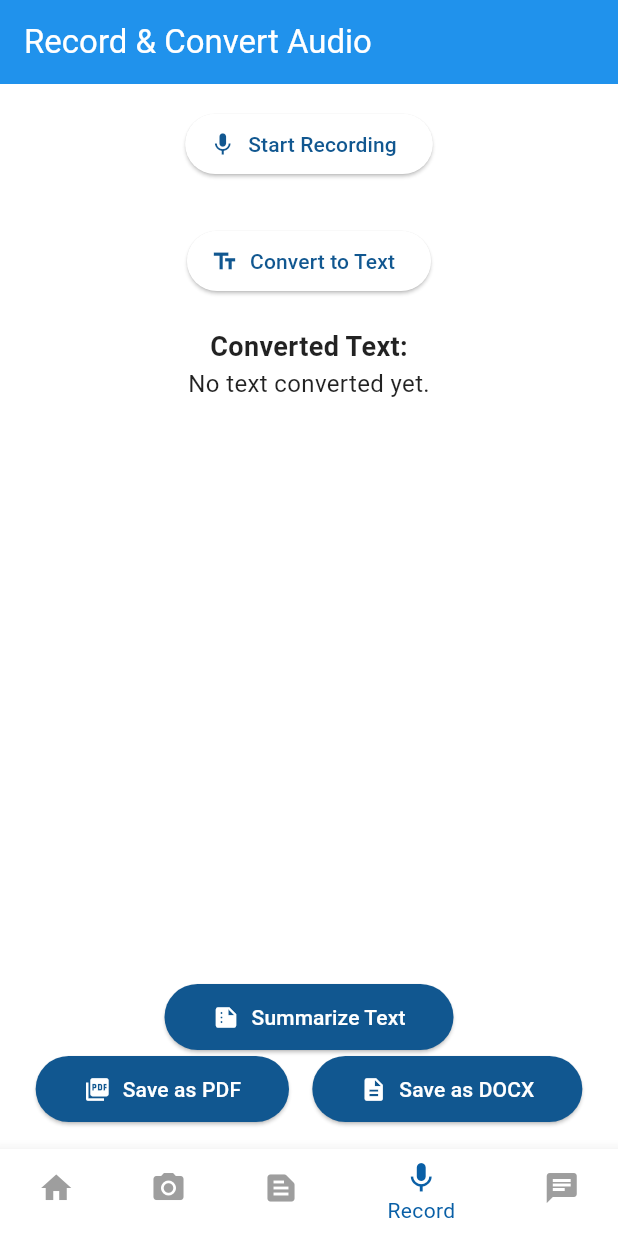
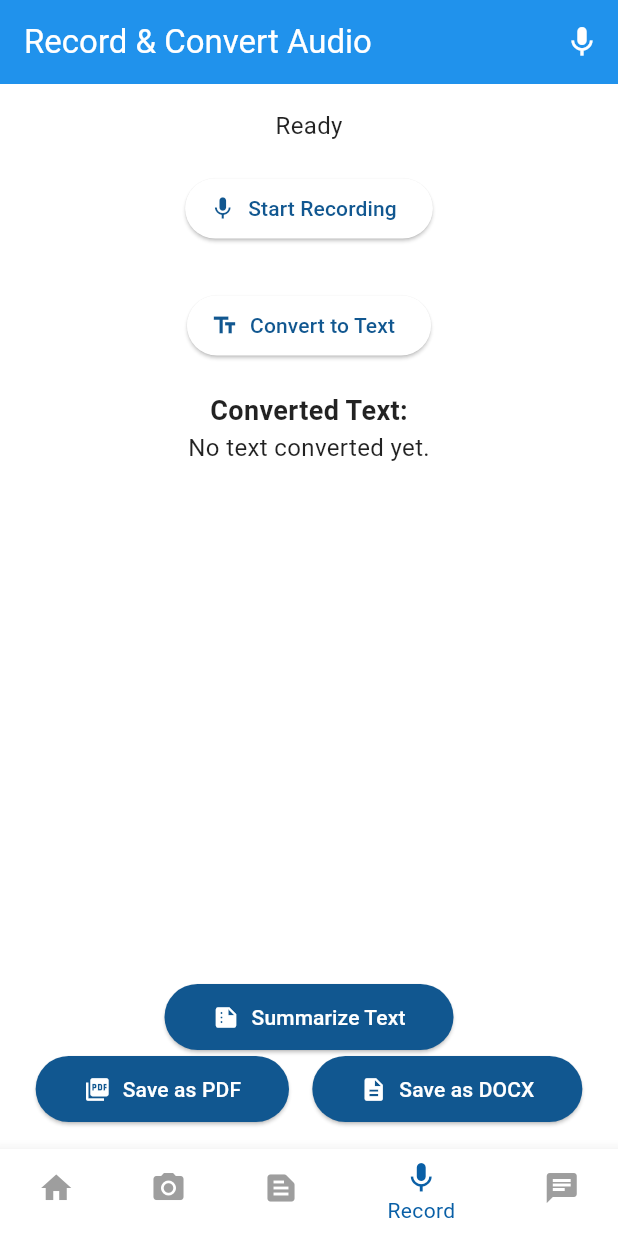
Before and after one commit to Mach-web/HandwrittenNotesToAudio_flutterApp, a Flutter app: the screen it shows after launch, item 4 of the bottom bar chosen, on a phone screen of 412 x 824 dp. Run offline on Flutter 3.47's test engine with Material 3 defaults, Android fonts, the phone set to English and light mode, and no system bars; our stand-ins replace audioplayers, file_picker, flutter_widget_from_html_core, get, image_picker, lottie and 1 more; missing offline and left inert: docx_template, flutter_sound, syncfusion_flutter_pdf.

Commit message:
Record screen

```diff
--- a/lib/views/record.dart
+++ b/lib/views/record.dart
@@ -19,6 +19,9 @@ class _AudioRecordingPageState extends State<AudioRecordingPage> {
   String? _audioPath;
   stt.SpeechToText _speechToText = stt.SpeechToText();
   String _convertedText = "";
+  Duration _recordingDuration = Duration.zero;
+  Duration _playingPosition = Duration.zero;
+  Duration _playingTotalDuration = Duration.zero;
 
   @override
   void initState() {
@@ -30,12 +33,28 @@ class _AudioRecordingPageState extends State<AudioRecordingPage> {
 
   Future<void> _initRecorder() async {
     await _recorder!.openRecorder();
-    // await _recorder!.openAudioSession();
     await _player!.openPlayer();
-    // await _player!.openAudioSession();
+
+    _recorder!.onProgress!.listen((e) {
+      if (_isRecording) {
+        setState(() {
+          _recordingDuration = e.duration;
+        });
+      }
+    });
+
+    _player!.onProgress!.listen((e) {
+      if (_isPlaying) {
+        setState(() {
+          _playingPosition = e.position;
+          _playingTotalDuration = e.duration;
+        });
+      }
+    });
   }
 
   Future<void> _startRecording() async {
+    if (_isPlaying) await _stopAudio(); // Stop playback before recording
     Directory tempDir = await getApplicationDocumentsDirectory();
     _audioPath = '${tempDir.path}/recorded_audio.aac';
     await _recorder!.startRecorder(toFile: _audioPath);
@@ -44,20 +63,33 @@ class _AudioRecordingPageState extends State<AudioRecordingPage> {
 
   Future<void> _stopRecording() async {
     await _recorder!.stopRecorder();
-    setState(() => _isRecording = false);
+    setState(() {
+      _isRecording = false;
+      _recordingDuration = Duration.zero;
+    });
   }
 
   Future<void> _playAudio() async {
     if (_audioPath == null) return;
-    await _player!.startPlayer(fromURI: _audioPath, whenFinished: () {
-      setState(() => _isPlaying = false);
+    if (_isRecording) await _stopRecording(); // Stop recording before playback
+    await _player!.startPlayer(
+      fromURI: _audioPath,
+      whenFinished: () {
+        setState(() {
+          _isPlaying = false;
+          _playingPosition = Duration.zero;
         });
+      },
+    );
     setState(() => _isPlaying = true);
   }
 
   Future<void> _stopAudio() async {
     await _player!.stopPlayer();
-    setState(() => _isPlaying = false);
+    setState(() {
+      _isPlaying = false;
+      _playingPosition = Duration.zero;
+    });
   }
 
   Future<void> _convertSpeechToText() async {
@@ -75,25 +107,31 @@ class _AudioRecordingPageState extends State<AudioRecordingPage> {
 
   Future<void> _downloadAsPDF() async {
     PdfDocument document = PdfDocument();
-    document.pages.add().graphics.drawString(_convertedText, PdfStandardFont(PdfFontFamily.helvetica, 12));
+    document.pages.add().graphics.drawString(
+      _convertedText,
+      PdfStandardFont(PdfFontFamily.helvetica, 12),
+    );
     List<int> bytes = document.saveSync();
     document.dispose();
     Directory tempDir = await getApplicationDocumentsDirectory();
     File pdfFile = File('${tempDir.path}/notes.pdf');
     await pdfFile.writeAsBytes(bytes);
-    ScaffoldMessenger.of(context).showSnackBar(SnackBar(content: Text('PDF saved to ${pdfFile.path}')));
+    ScaffoldMessenger.of(
+      context,
+    ).showSnackBar(SnackBar(content: Text('PDF saved to ${pdfFile.path}')));
   }
 
   Future<void> _downloadAsDOCX() async {
     final f = File("template.docx");
     final docx = await DocxTemplate.fromBytes(await f.readAsBytes());
-
     Content content = Content();
     content.add(TextContent("body", _convertedText));
     Directory tempDir = await getApplicationDocumentsDirectory();
     File file = File('${tempDir.path}/notes.docx');
     await file.writeAsBytes(await docx.generate(content) ?? []);
-    ScaffoldMessenger.of(context).showSnackBar(SnackBar(content: Text('DOCX saved to ${file.path}')));
+    ScaffoldMessenger.of(
+      context,
+    ).showSnackBar(SnackBar(content: Text('DOCX saved to ${file.path}')));
   }
 
   void _summarizeText() {
@@ -105,23 +143,55 @@ class _AudioRecordingPageState extends State<AudioRecordingPage> {
     });
   }
 
+  String _formatDuration(Duration d) {
+    String twoDigits(int n) => n.toString().padLeft(2, '0');
+    final minutes = twoDigits(d.inMinutes.remainder(60));
+    final seconds = twoDigits(d.inSeconds.remainder(60));
+    return '$minutes:$seconds';
+  }
+
   @override
   void dispose() {
     _recorder!.closeRecorder();
-    // _recorder!.closeAudioSession();
     _player!.closePlayer();
-    // _player!.closeAudioSession();
     super.dispose();
   }
 
   @override
   Widget build(BuildContext context) {
     return Scaffold(
-      appBar: AppBar(title: Text('Record & Convert Audio')),
+      appBar: AppBar(
+        title: Text('Record & Convert Audio'),
+        actions: [
+          IconButton(
+            icon: Icon(Icons.mic),
+            color:
+                _isRecording
+                    ? Colors.red
+                    : null, // Red when recording, default otherwise
+            onPressed: () {
+              if (_isRecording) {
+                _stopRecording();
+              } else {
+                _startRecording();
+              }
+            },
+          ),
+        ],
+      ),
       body: Padding(
         padding: const EdgeInsets.all(16.0),
         child: Column(
           children: [
+            Text(
+              _isRecording
+                  ? 'Recording: ${_formatDuration(_recordingDuration)}'
+                  : _isPlaying
+                  ? 'Playing: ${_formatDuration(_playingPosition)} / ${_formatDuration(_playingTotalDuration)}'
+                  : 'Ready',
+              style: TextStyle(fontSize: 16),
+            ),
+            const SizedBox(height: 20),
             ElevatedButton.icon(
               icon: Icon(_isRecording ? Icons.stop : Icons.mic),
               label: Text(_isRecording ? 'Stop Recording' : 'Start Recording'),
@@ -129,10 +199,21 @@ class _AudioRecordingPageState extends State<AudioRecordingPage> {
             ),
             const SizedBox(height: 10),
             if (_audioPath != null)
+              Row(
+                mainAxisAlignment: MainAxisAlignment.center,
+                children: [
                   ElevatedButton.icon(
                     icon: Icon(_isPlaying ? Icons.stop : Icons.play_arrow),
                     label: Text(_isPlaying ? 'Stop Playback' : 'Play Audio'),
                     onPressed: _isPlaying ? _stopAudio : _playAudio,
+                  ),
+                  const SizedBox(width: 10),
+                  IconButton(
+                    icon: Icon(Icons.download),
+                    onPressed: _downloadAsPDF, // Changed from share to download
+                    tooltip: 'Download PDF',
+                  ),
+                ],
               ),
             const SizedBox(height: 20),
             ElevatedButton.icon(
@@ -148,19 +229,24 @@ class _AudioRecordingPageState extends State<AudioRecordingPage> {
             Expanded(
               child: SingleChildScrollView(
                 child: Text(
-                  _convertedText.isNotEmpty ? _convertedText : 'No text converted yet.',
+                  _convertedText.isNotEmpty
+                      ? _convertedText
+                      : 'No text converted yet.',
                   style: TextStyle(fontSize: 16),
                 ),
               ),
             ),
             const SizedBox(height: 10),
             ElevatedButton.icon(
-              icon: Icon(Icons.summarize, color: Colors.white,),
+              icon: Icon(Icons.summarize, color: Colors.white),
               label: Text('Summarize Text'),
               style: ElevatedButton.styleFrom(
                 backgroundColor: Theme.of(context).colorScheme.primary,
                 foregroundColor: Colors.white,
-                      padding: const EdgeInsets.symmetric(horizontal: 32, vertical: 12),
+                padding: const EdgeInsets.symmetric(
+                  horizontal: 32,
+                  vertical: 12,
+                ),
                 shape: RoundedRectangleBorder(
                   borderRadius: BorderRadius.circular(30),
                 ),
@@ -175,7 +261,10 @@ class _AudioRecordingPageState extends State<AudioRecordingPage> {
                   style: ElevatedButton.styleFrom(
                     backgroundColor: Theme.of(context).colorScheme.primary,
                     foregroundColor: Colors.white,
-                      padding: const EdgeInsets.symmetric(horizontal: 32, vertical: 12),
+                    padding: const EdgeInsets.symmetric(
+                      horizontal: 32,
+                      vertical: 12,
+                    ),
                     shape: RoundedRectangleBorder(
                       borderRadius: BorderRadius.circular(30),
                     ),
@@ -184,16 +273,19 @@ class _AudioRecordingPageState extends State<AudioRecordingPage> {
                   onPressed: _downloadAsPDF,
                 ),
                 ElevatedButton.icon(
-                  icon: Icon(Icons.description, color: Colors.white,),
+                  icon: Icon(Icons.description, color: Colors.white),
+                  label: Text('Save as DOCX'),
                   style: ElevatedButton.styleFrom(
                     backgroundColor: Theme.of(context).colorScheme.primary,
                     foregroundColor: Colors.white,
-                      padding: const EdgeInsets.symmetric(horizontal: 32, vertical: 12),
+                    padding: const EdgeInsets.symmetric(
+                      horizontal: 32,
+                      vertical: 12,
+                    ),
                     shape: RoundedRectangleBorder(
                       borderRadius: BorderRadius.circular(30),
                     ),
                   ),
-                  label: Text('Save as DOCX'),
                   onPressed: _downloadAsDOCX,
                 ),
               ],
--- a/pubspec.yaml
+++ b/pubspec.yaml
@@ -44,6 +44,7 @@ dependencies:
   flutter_sound: ^9.25.6
   speech_to_text: ^7.0.0
   docx_template: ^0.4.0
+  share_plus: ^10.1.4
 
 dev_dependencies:
   flutter_test:
```
Also changed, not shown: pubspec.lock, 5 other files. Lines whose indentation alone changed are shown as unchanged.
